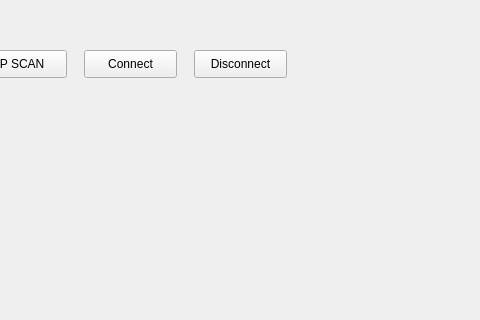
Before: the Qt Designer form 1202/mainwindow.ui in dinoness/parallel_Qt_program, drawn with Qt 5; both pictures show x 236 to 716 and y 0 to 320 of the 800 by 600 pixel window.
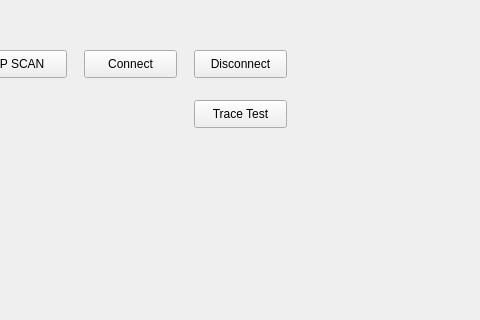
After: the same form once the commit is applied.

```diff
--- a/1202/mainwindow.ui
+++ b/1202/mainwindow.ui
@@ -63,6 +63,19 @@
      <string>Disconnect</string>
     </property>
    </widget>
+   <widget class="QPushButton" name="btn_trace_test">
+    <property name="geometry">
+     <rect>
+      <x>430</x>
+      <y>100</y>
+      <width>93</width>
+      <height>28</height>
+     </rect>
+    </property>
+    <property name="text">
+     <string>Trace Test</string>
+    </property>
+   </widget>
   </widget>
   <widget class="QMenuBar" name="menubar">
    <property name="geometry">
```
